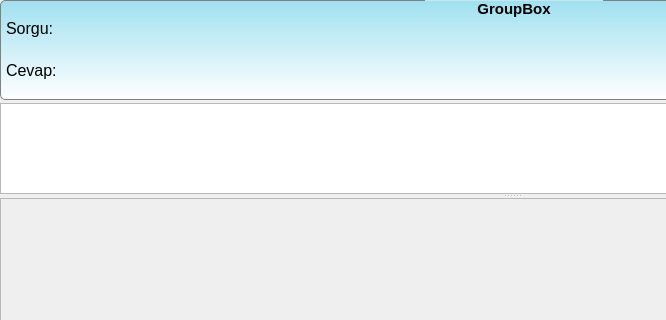
Before: the Qt Designer form HLL/project/src/pages/WdgTest.ui in GurhanIU/oLStudio, drawn with Qt 5; both pictures show x 0 to 666 and y 0 to 320 of the 1023 by 498 pixel window.
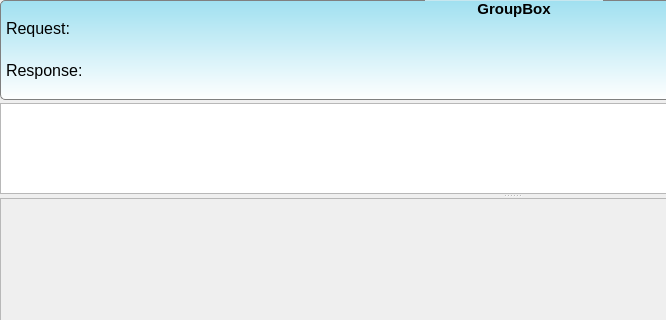
After: the same form once the commit is applied. Icons and pictures are not drawn.

Diff of the .ui file:
```diff
--- a/HLL/project/src/pages/WdgTest.ui
+++ b/HLL/project/src/pages/WdgTest.ui
@@ -109,7 +109,7 @@
            </font>
           </property>
           <property name="text">
-           <string>Sorgu:</string>
+           <string>Request:</string>
           </property>
          </widget>
         </item>
@@ -127,7 +127,7 @@
            </font>
           </property>
           <property name="text">
-           <string>Cevap:</string>
+           <string>Response:</string>
           </property>
          </widget>
         </item>
```
